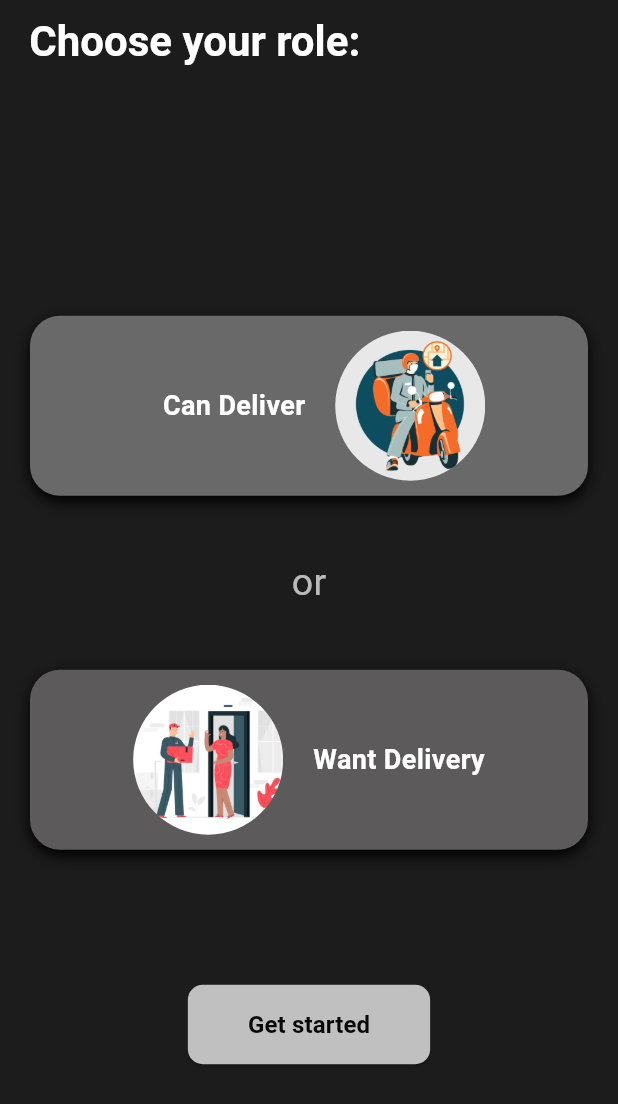
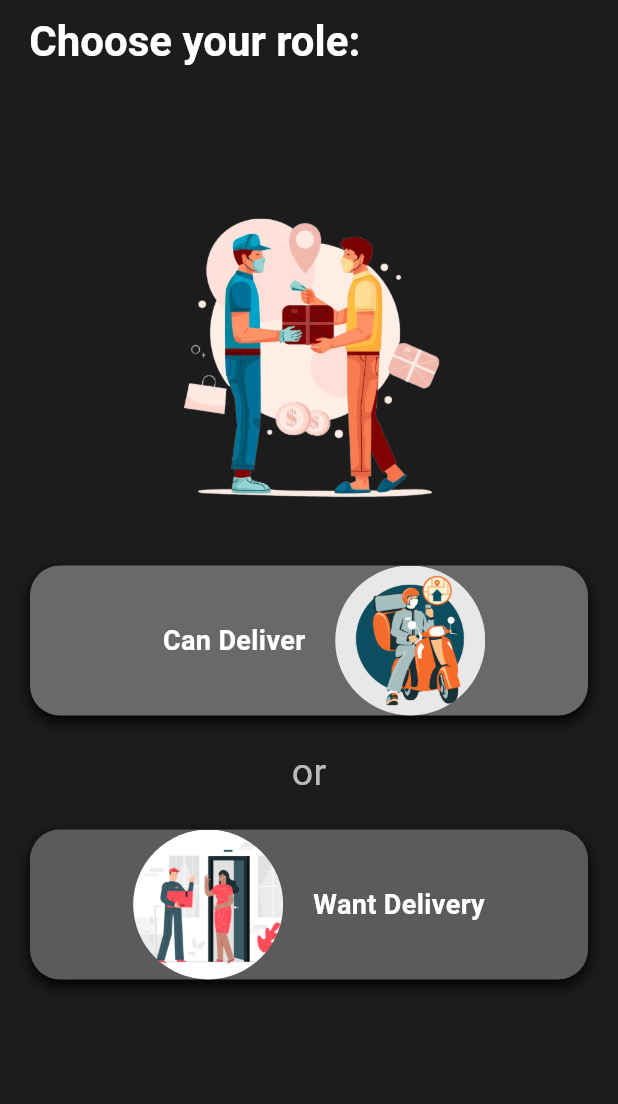
Before and after one commit to vanshika704/genie, a Flutter app: the screen it shows after launch, on a phone screen of 412 x 824 dp. Shown: the top 1104 px of the screen. Run offline on Flutter 3.47's test engine with Material 3 defaults, Android fonts, the phone set to English and light mode, and no system bars; our stand-ins replace get, google_fonts.

```diff
--- a/lib/pages/Page1.dart
+++ b/lib/pages/Page1.dart
@@ -29,6 +29,7 @@ class _Page1State extends State<Page1> {
         child: Column(
           mainAxisAlignment: MainAxisAlignment.center,
           children: [
+            Image.asset("assets/4757693-removebg-preview.png",height: 200,),
             const SizedBox(height: 40),
 
             // First Role Option
@@ -37,7 +38,7 @@ class _Page1State extends State<Page1> {
                 // Handle Deaf or Hard of Hearing role selection
               },
               child: Container(
-                height: 120,
+                height: 100,
                 decoration: BoxDecoration(
                   color: const Color.fromARGB(255, 105, 105, 105), // Gray color from previous design
                   borderRadius: BorderRadius.circular(20),
@@ -75,7 +76,7 @@ class _Page1State extends State<Page1> {
                 ),
               ),
             ),
-            const SizedBox(height: 40),
+            const SizedBox(height: 20),
 
             const Text(
               'or',
@@ -84,7 +85,7 @@ class _Page1State extends State<Page1> {
                 color: Colors.white70,
               ),
             ),
-            const SizedBox(height: 40),
+            const SizedBox(height: 20),
 
             // Second Role Option
             GestureDetector(
@@ -92,7 +93,7 @@ class _Page1State extends State<Page1> {
                 // Handle Sign Language Interpreter role selection
               },
               child: Container(
-                height: 120,
+                height: 100,
                 decoration: BoxDecoration(
                   color: const Color.fromARGB(255, 92, 90, 90), // Darker gray for the second container
                   borderRadius: BorderRadius.circular(20),
@@ -132,27 +133,7 @@ class _Page1State extends State<Page1> {
             const SizedBox(height: 90),
 
             // Get Started Button
-            ElevatedButton(
-              onPressed: () {
-                // Handle Get Started action
-              },
-              style: ElevatedButton.styleFrom(
-                backgroundColor: const Color.fromARGB(255, 192, 192, 192), // Dark button color
-                padding: const EdgeInsets.symmetric(vertical: 15, horizontal: 40),
-                shape: RoundedRectangleBorder(
-                  borderRadius: BorderRadius.circular(10),
-                ),
-              ),
 
-              child: const Text(
-                'Get started',
-                style: TextStyle(
-                  color: Color.fromARGB(255, 7, 7, 7),
-                  fontSize: 16,
-                  fontWeight: FontWeight.bold,
-                ),
-              ),
-            ),
           ],
         ),
       ),
```
Also changed, not shown: assets/4757693-removebg-preview.png (added).
